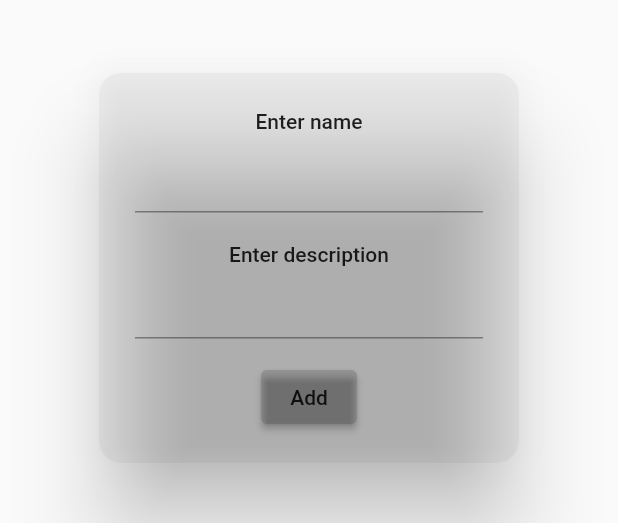
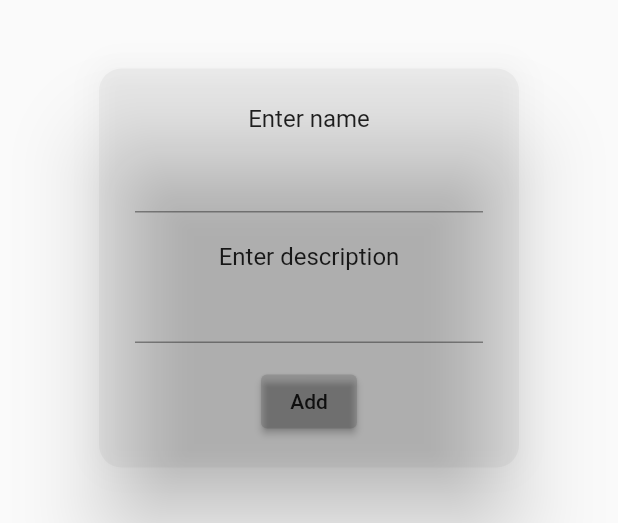
Before and after one commit to blueberry13-8/innostudy, a Flutter app: the PopUpObject widget shown alone on an empty page, opened directly, on a phone screen of 412 x 824 dp. Shown: the part 350-873 px from the top of the screen. Run offline on Flutter 3.47's test engine with Material 2 defaults, Android fonts, the phone set to English and light mode, and no system bars; our stand-ins replace cloud_firestore, easy_dynamic_theme, file_picker, firebase_auth, firebase_core, firebase_crashlytics and 3 more; missing offline and left inert: textfield_search, universal_html; accounts and stored records are empty; network calls fail.

Commit message:
theme imrovements

```diff
--- a/lib/widgets/pop_up_add_object.dart
+++ b/lib/widgets/pop_up_add_object.dart
@@ -45,7 +45,7 @@ class _PopUpObjectState extends State<PopUpObject> {
           children: [
             Text(
               'Enter name',
-              style: Theme.of(context).textTheme.bodyLarge,
+              style: Theme.of(context).textTheme.titleMedium,
             ),
             const SizedBox(
               height: 5,
@@ -61,7 +61,7 @@ class _PopUpObjectState extends State<PopUpObject> {
             ),
             Text(
               'Enter description',
-              style: Theme.of(context).textTheme.bodyLarge,
+              style: Theme.of(context).textTheme.titleMedium,
             ),
             TextField(
               onChanged: (String value) => description = value,
```
Also changed, not shown: lib/widgets/explorer_list_widget.dart (+2 -6 lines).
